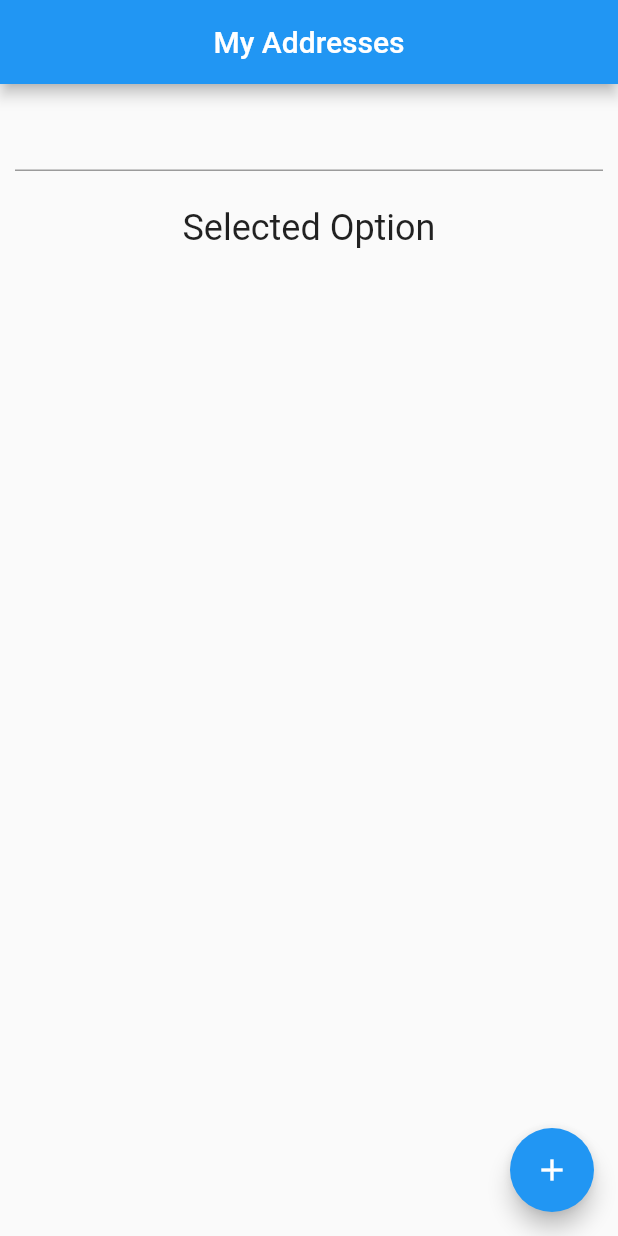
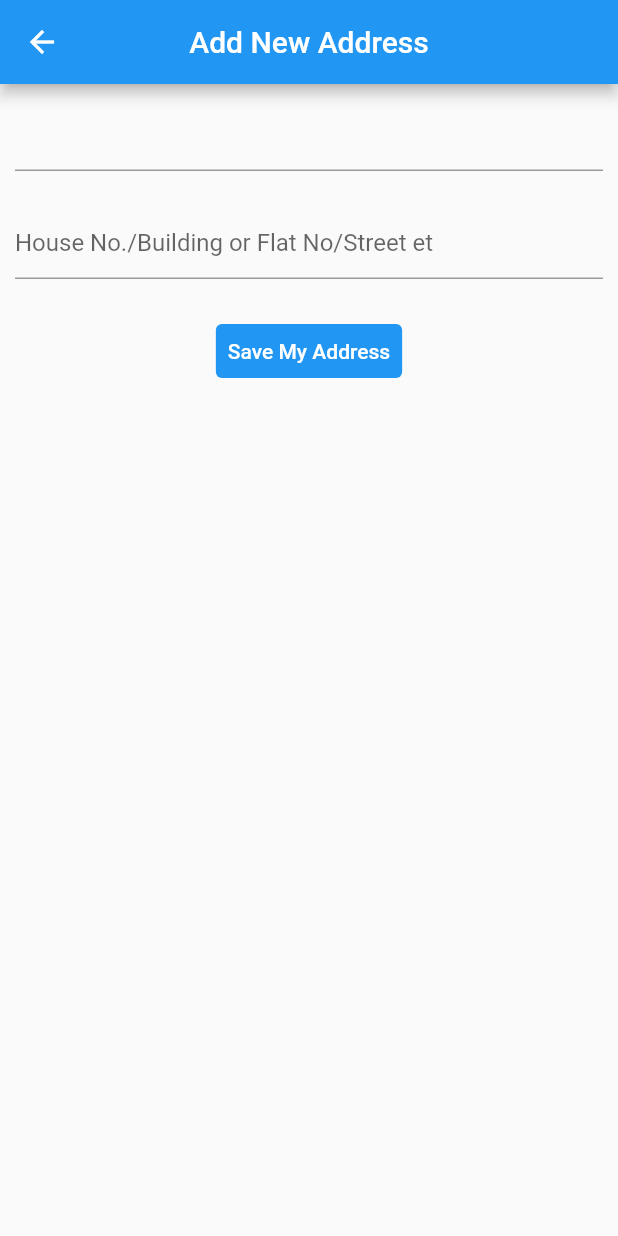
Before and after one commit to antonio-pedro99/localizacao, a Flutter app: the screen it shows after launch, after a tap on the "add" icon, on a phone screen of 412 x 824 dp. Run offline on Flutter 3.47's test engine with Material 2 defaults, Android fonts, the phone set to English and light mode, and no system bars; our stand-ins replace location; missing offline and left inert: location_web.

Commit message:
Add address, calculate thecost and distance"

```diff
--- a/samples/my_location/lib/address/address.dart
+++ /dev/null
@@ -1,79 +0,0 @@
-import 'package:flutter/material.dart';
-import 'package:my_location/address/model.dart';
-import 'package:my_location/address/service.dart';
-
-
-class AddressPage extends StatefulWidget {
-  const AddressPage({Key? key}) : super(key: key);
-
-  @override
-  State<AddressPage> createState() => _AddressPageState();
-}
-
-class _AddressPageState extends State<AddressPage> {
-  List<String> address = <String>[
-    "Antonio",
-    "Pedro",
-    "igg",
-    "mov",
-    'aardvark',
-    'bobcat',
-    'chameleon',
-  ];
-
-  List<AddressModel> suggestions = [];
-
-  var formKey = GlobalKey<FormState>();
-  String selectOption = "Selected Option";
-
-  Future<void> getSuggetions(String text) async {
-    suggestions = await AddressSuggestions.getSuggestions(text);
-
-  }
-
-  @override
-  Widget build(BuildContext context) {
-    return Scaffold(
-      appBar: AppBar(
-        title: const Text('My Addresses'),
-        centerTitle: true,
-      ),
-      body: SingleChildScrollView(
-        padding: const EdgeInsets.all(10),
-        child: Form(
-          key: formKey,
-          child: Column(
-            mainAxisAlignment: MainAxisAlignment.center,
-            crossAxisAlignment: CrossAxisAlignment.center,
-            children: [
-              Autocomplete<AddressModel>(
-                optionsBuilder: ((textEditingValue) {
-                  if (textEditingValue.text.isEmpty) {
-                    return const Iterable<AddressModel>.empty();
-                  }
-
-                  getSuggetions(textEditingValue.text);
-                  return suggestions.where((element) => element.formatted!
-                      .toLowerCase()
-                      .contains(textEditingValue.text.toLowerCase()));
-                }),
-                onSelected: (addressModel) {
-                  setState(() {
-                    selectOption = addressModel.formatted!;
-                    suggestions.clear();
-                  });
-                },
-              ),
-              const SizedBox(height: 24),
-              Text(selectOption, style: Theme.of(context).textTheme.headline5)
-            ],
-          ),
-        ),
-      ),
-      floatingActionButton: FloatingActionButton(
-        onPressed: () {},
-        child: const Icon(Icons.add),
-      ),
-    );
-  }
-}
--- /dev/null
+++ b/samples/my_location/lib/address/home.dart
@@ -0,0 +1,228 @@
+import 'package:flutter/material.dart';
+import 'package:my_location/address/model.dart';
+import 'package:my_location/address/service.dart';
+import 'package:my_location/address/tiles.dart';
+import 'package:my_location/address/user.dart';
+import 'package:my_location/models/query.dart';
+import 'package:my_location/models/request_response.dart';
+import 'package:my_location/services/coordinates_to_address.dart';
+import 'package:provider/provider.dart';
+
+class UserAddressesPage extends StatelessWidget {
+  const UserAddressesPage({Key? key}) : super(key: key);
+
+  Future<Map<String, dynamic>> getDistance(Query query) async {
+    RequestResponse response =
+        await CoordinateToAddress.calculatePriceByDistance(query);
+    if (!response.hasError) {
+      return response.data as Map<String, dynamic>;
+    }
+    return response.error as Map<String, dynamic>;
+  }
+
+  @override
+  Widget build(BuildContext context) {
+    double officeLatitude =
+        28.593833099999998; //replace this latitude to the office's latitude
+    double officeLongitude =
+        77.13497891459929; // replace longitude  to the office's longitude
+    return Scaffold(
+        appBar: AppBar(
+          title: const Text('My Addresses'),
+          centerTitle: true,
+        ),
+        body: SafeArea(
+            child: Padding(
+          padding: const EdgeInsets.all(10),
+          child: Consumer<UserModel>(
+            builder: (context, user, child) {
+              var addresses = user.addresses;
+
+              if (addresses.isNotEmpty) {
+                return ListView.builder(
+                    itemCount: addresses.length,
+                    itemBuilder: (context, index) {
+                      var currentAddress = addresses[index];
+                      return GestureDetector(
+                          onTap: () async {
+                            var result = await getDistance(Query(
+                                locLatitude: currentAddress.address!.lat,
+                                locLongitude: currentAddress.address!.lon,
+                                desLatitude: officeLatitude,
+                                desLongitude: officeLongitude));
+                            showDialog(
+                                context: context,
+                                builder: (context) {
+                                  return AlertDialog(
+                                      content: FutureBuilder<RequestResponse>(
+                                          builder: ((context, snapshot) {
+                                            if (!snapshot.hasData) {
+                                              return const SizedBox(
+                                                  height: 80,
+                                                  child: Center(
+                                                      child:
+                                                          CircularProgressIndicator()));
+                                            } else if (snapshot.hasError) {
+                                              return const SizedBox(
+                                                  height: 50,
+                                                  child: Center(
+                                                      child: Text(
+                                                          "Something wrong happened")));
+                                            }
+                                            var result = snapshot.data!.data
+                                                as Map<String, dynamic>;
+                                            return SizedBox(
+                                                height: 50,
+                                                child: Text(
+                                                    "Delivery Tax of ${result["total_tax"]} might be applied for ${result["distance"]}"));
+                                          }),
+                                          future: CoordinateToAddress
+                                              .calculatePriceByDistance(Query(
+                                                  locLatitude: currentAddress
+                                                      .address!.lat,
+                                                  locLongitude: currentAddress
+                                                      .address!.lon,
+                                                  desLatitude: officeLatitude,
+                                                  desLongitude:
+                                                      officeLongitude)))); // I am showing the raw Map only for your reference,you must change it to a user friend information
+                                });
+                          },
+                          child: AddressTile(address: currentAddress));
+                    });
+              }
+              return Center(
+                  child: Text(
+                "No Addresses Found",
+                style: Theme.of(context).textTheme.bodyLarge,
+              ));
+            },
+          ),
+        )),
+        floatingActionButton: FloatingActionButton(
+          onPressed: () {
+            Navigator.push(context, MaterialPageRoute(builder: (context) {
+              return const AddAddressPage();
+            }));
+          },
+          child: const Icon(Icons.add),
+        ));
+  }
+}
+
+class AddAddressPage extends StatefulWidget {
+  const AddAddressPage({Key? key}) : super(key: key);
+
+  @override
+  State<AddAddressPage> createState() => _AddAddressPageState();
+}
+
+class _AddAddressPageState extends State<AddAddressPage> {
+  List<AddressModel> suggestions = [];
+  var formKey = GlobalKey<FormState>();
+  Future<void> getSuggetions(String text) async {
+    suggestions = await AddressSuggestions.getSuggestions(text);
+  }
+
+  //to validade the address, so far just to check if it is in India
+  bool addressValidate(AddressModel? address) {
+    return address != null &&
+        address.formatted!.isNotEmpty &&
+        address.formatted!.startsWith(RegExp(r'[A-Z][a-z]')) &&
+        address.country!.toLowerCase() == "india";
+  }
+
+  @override
+  Widget build(BuildContext context) {
+    UserAddress address = UserAddress();
+
+    TextEditingController addressDetailsController = TextEditingController();
+
+    return Scaffold(
+      appBar: AppBar(
+        title: const Text('Add New Address'),
+        centerTitle: true,
+      ),
+      body: SingleChildScrollView(
+        padding: const EdgeInsets.all(10),
+        child: Form(
+          key: formKey,
+          child: Consumer<UserModel>(
+            builder: (context, user, child) {
+              return Column(
+                mainAxisAlignment: MainAxisAlignment.center,
+                crossAxisAlignment: CrossAxisAlignment.center,
+                children: [
+                  Autocomplete<AddressModel>(
+                    optionsBuilder: ((textEditingValue) {
+                      if (textEditingValue.text.isEmpty) {
+                        return const Iterable<AddressModel>.empty();
+                      }
+                      getSuggetions(textEditingValue.text);
+                      return suggestions.where((element) => element.formatted!
+                          .toLowerCase()
+                          .contains(textEditingValue.text.toLowerCase()));
+                    }),
+                    onSelected: (addressModel) {
+                      address.address = addressModel;
+
+                      suggestions.clear();
+                    },
+                  ),
+                  const SizedBox(height: 24),
+                  TextFormField(
+                    controller: addressDetailsController,
+                    validator: (str) {
+                      return str!.isNotEmpty ? null : "Required";
+                    },
+                    keyboardType: TextInputType.streetAddress,
+                    decoration: const InputDecoration(
+                        hintText: "House No./Building or Flat No/Street et"),
+                  ),
+                  const SizedBox(height: 24),
+                  TextButton(
+                      style: ButtonStyle(
+                          backgroundColor: MaterialStateColor.resolveWith(
+                              (states) => Colors.blue)),
+                      onPressed: () {
+                        if (formKey.currentState!.validate()) {
+                          if (addressValidate(address.address)) {
+                            address.addressDetails =
+                                addressDetailsController.text;
+
+                            user.addAddress(address);
+
+                            ScaffoldMessenger.of(context)
+                                .showSnackBar(const SnackBar(
+                                    content: SizedBox(
+                              height: 50,
+                              child: Center(
+                                child: Text("Address added successfully"),
+                              ),
+                            )));
+                            Navigator.of(context).pop();
+                          } else {
+                            ScaffoldMessenger.of(context)
+                                .showSnackBar(const SnackBar(
+                                    content: SizedBox(
+                              height: 50,
+                              child: Center(
+                                child: Text(
+                                    "Unfortunately we are not able to delivery to this location! Please use another one"),
+                              ),
+                            )));
+                          }
+                        }
+                      },
+                      child: const Text(
+                        "Save My Address",
+                        style: TextStyle(color: Colors.white),
+                      ))
+                ],
+              );
+            },
+          ),
+        ),
+      ),
+    );
+  }
+}
--- a/samples/my_location/lib/address/tiles.dart
+++ b/samples/my_location/lib/address/tiles.dart
@@ -1,19 +1,20 @@
 import 'package:flutter/material.dart';
 import 'package:my_location/address/model.dart';
 
-class AddressSuggestionTile extends StatelessWidget {
-  const AddressSuggestionTile({Key? key, this.address}) : super(key: key);
+class AddressTile extends StatelessWidget {
+  const AddressTile({Key? key, required this.address}) : super(key: key);
 
-  final AddressModel? address;
+  final UserAddress address;
   @override
   Widget build(BuildContext context) {
     return ListTile(
       leading: const Icon(Icons.business),
       title: Text(
-        address!.formatted!,
+        address.addressDetails!,
         style: const TextStyle(fontWeight: FontWeight.bold, fontSize: 20),
       ),
-      trailing: Text(address!.country!),
+      subtitle: Text(
+          "${address.address!.formatted!}, ${address.address!.city ?? ""} "),
     );
   }
 }
--- /dev/null
+++ b/samples/my_location/lib/address/user.dart
@@ -0,0 +1,13 @@
+import 'package:flutter/material.dart';
+import 'package:my_location/address/model.dart';
+
+class UserModel extends ChangeNotifier {
+  final List<UserAddress> _addresses = [];
+
+  void addAddress(UserAddress address) {
+    _addresses.add(address);
+    notifyListeners();
+  }
+
+  List<UserAddress> get addresses => _addresses;
+}
--- a/samples/my_location/lib/main.dart
+++ b/samples/my_location/lib/main.dart
@@ -1,9 +1,11 @@
 import 'package:flutter/material.dart';
-import 'package:my_location/address/address.dart';
+import 'package:my_location/address/home.dart';
+import 'package:my_location/address/user.dart';
 import 'package:my_location/models/location.dart';
 import 'package:my_location/models/request_response.dart';
 import 'package:my_location/services/coordinates_to_address.dart';
 import 'package:my_location/services/location.dart';
+import 'package:provider/provider.dart';
 
 void main() {
   runApp(const MyApp());
@@ -14,13 +16,16 @@ class MyApp extends StatelessWidget {
 
   @override
   Widget build(BuildContext context) {
-    return MaterialApp(
-        title: 'My Location Demo',
-        theme: ThemeData(
-          primarySwatch: Colors.blue,
-        ),
-        home: const AddressPage() //const MyHomePage(title: 'My Location Demo'),
-        );
+    return MultiProvider(
+        providers: [ChangeNotifierProvider(create: (_) => UserModel())],
+        child: MaterialApp(
+            title: 'My Location Demo',
+            theme: ThemeData(
+              primarySwatch: Colors.blue,
+            ),
+            home:
+                const UserAddressesPage() //const MyHomePage(title: 'My Location Demo'),
+            ));
   }
 }
 
```
Also changed, not shown: samples/my_location/lib/address/model.dart (+23 -23 lines), samples/my_location/lib/address/service.dart (+8 -2 lines).
